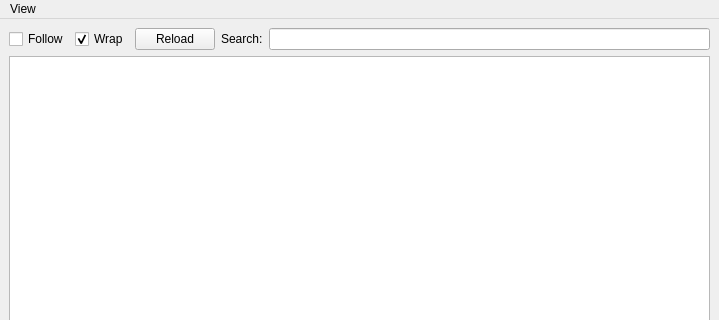
Before: the Qt Designer form qtail_ui.ui in kg4ydw/noacli, drawn with Qt 5; both pictures show x 0 to 719 and y 0 to 320 of the 719 by 507 pixel window.
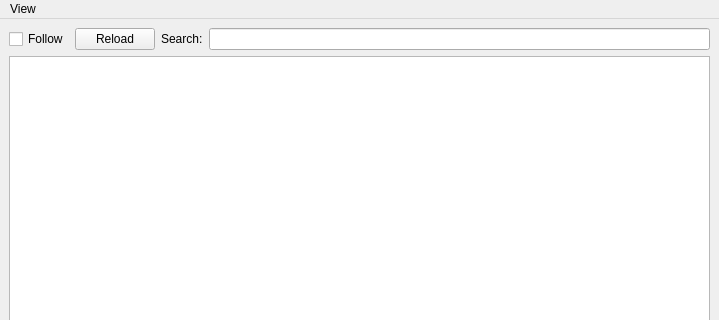
After: the same form once the commit is applied. Custom widgets are drawn as their Qt base class.

Diff of the .ui file:
```diff
--- a/qtail_ui.ui
+++ b/qtail_ui.ui
@@ -16,7 +16,7 @@
   <widget class="QWidget" name="centralwidget">
    <layout class="QVBoxLayout" name="verticalLayout">
     <item>
-     <layout class="QHBoxLayout" name="horizontalLayout" stretch="0,0,0,0,0">
+     <layout class="QHBoxLayout" name="horizontalLayout" stretch="0,0,0,0">
       <property name="sizeConstraint">
        <enum>QLayout::SetDefaultConstraint</enum>
       </property>
@@ -27,16 +27,6 @@
         </property>
        </widget>
       </item>
-      <item>
-       <widget class="QCheckBox" name="wrapCheck">
-        <property name="text">
-         <string>Wrap</string>
-        </property>
-        <property name="checked">
-         <bool>true</bool>
-        </property>
-       </widget>
-      </item>
       <item>
        <widget class="QPushButton" name="reloadButton">
         <property name="text">
```
Left out of the diff: 105 changed lines with no effect on the pictures.
